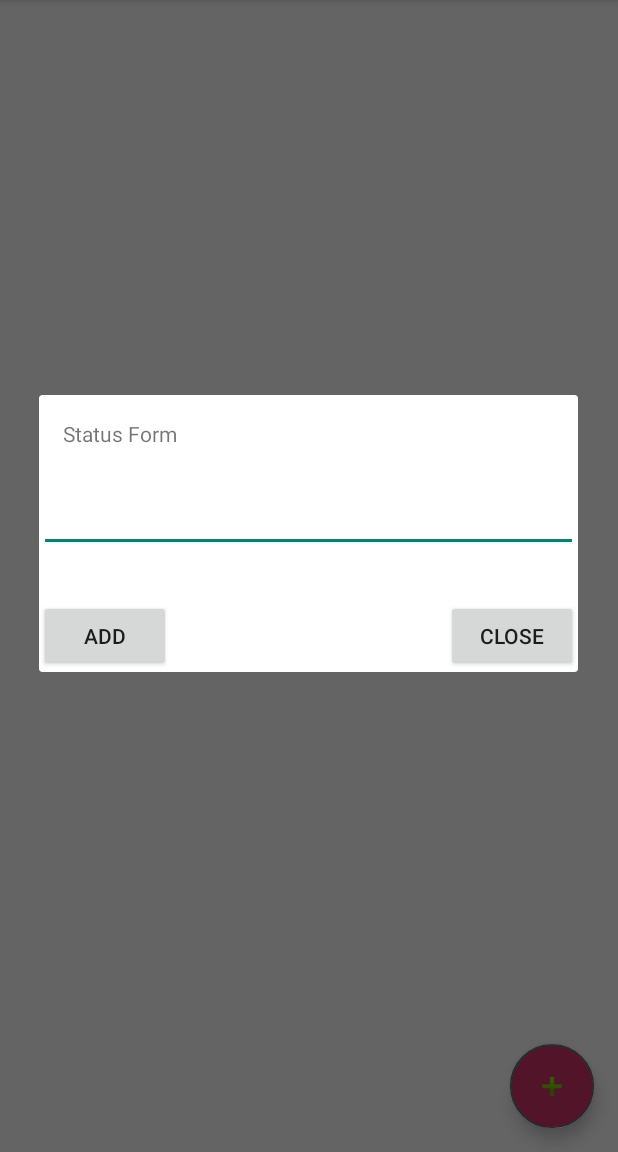
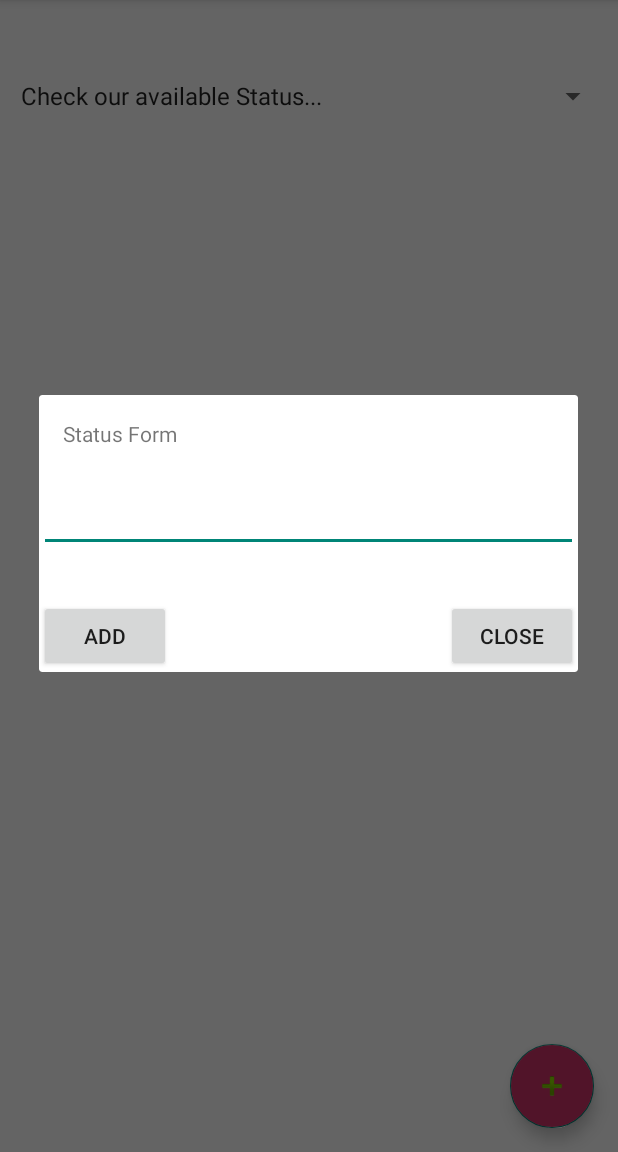
Before and after one commit to derrickvo72/Personal-Diary-App, an Android app: the fragment StatusFragment shown on its own in the app's theme, after a tap on an icon or button, on a phone screen of 412 x 824 dp, the part 84-1236 px from its top. Run offline under Robolectric (Android 15) with nearby library versions, the phone set to English and light mode, and no system bars; our stand-ins replace Room's generated code.

Commit message:
Show suggest

```diff
--- a/NoteManagementSystem/app/src/main/java/android/btth/notemanagementsystem/ui/status/StatusFragment.java
+++ b/NoteManagementSystem/app/src/main/java/android/btth/notemanagementsystem/ui/status/StatusFragment.java
@@ -16,8 +16,10 @@ import android.view.LayoutInflater;
 import android.view.MenuItem;
 import android.view.View;
 import android.view.ViewGroup;
+import android.widget.ArrayAdapter;
 import android.widget.Button;
 import android.widget.EditText;
+import android.widget.Spinner;
 import android.widget.Toast;
 
 import androidx.annotation.NonNull;
@@ -40,10 +42,11 @@ public class StatusFragment extends Fragment {
     private FloatingActionButton fbtnStatus;
     private Button btnAddStatus;
     private Button btnCloseStatus;
-    String[] sttNameDefault= {"Processing","Done","Pending"};
+    String[] sttNameDefault= {"Check our available Status...","Processing","Done","Pending"};
     public StatusDao statusDao;
     List<String> test1;
     AppDatabase appDatabase;
+    private Spinner spnSTATE;
 
     Status_Controller status_controller;
 
@@ -55,6 +58,11 @@ public class StatusFragment extends Fragment {
  */
         View root = inflater.inflate(R.layout.fragment_status, container, false);
         rcvStatus = (RecyclerView)root.findViewById(R.id.rcv_Status);
+
+        spnSTATE=  (Spinner) root.findViewById(R.id.spnStaName);
+        ArrayAdapter arrayAdapter = new ArrayAdapter(getActivity(), android.R.layout.simple_spinner_item,sttNameDefault);
+        arrayAdapter.setDropDownViewResource(android.R.layout.simple_spinner_dropdown_item);
+        spnSTATE.setAdapter(arrayAdapter);
 /**
  *  lay cac method tu DAO
  */
--- a/NoteManagementSystem/app/src/main/res/layout/fragment_status.xml
+++ b/NoteManagementSystem/app/src/main/res/layout/fragment_status.xml
@@ -6,10 +6,25 @@
     android:layout_width="match_parent"
     android:layout_height="match_parent">
 
+
+    <Spinner
+        android:id="@+id/spnStaName"
+        android:layout_width="400dp"
+        android:layout_height="wrap_content"
+        android:layout_marginTop="52dp"
+        android:layout_marginBottom="24dp"
+        android:layout_weight="1"
+        app:layout_constraintBottom_toTopOf="@+id/rcv_Status"
+        app:layout_constraintEnd_toEndOf="parent"
+        app:layout_constraintHorizontal_bias="0.498"
+        app:layout_constraintStart_toStartOf="parent"
+        app:layout_constraintTop_toTopOf="parent" />
+
     <androidx.recyclerview.widget.RecyclerView
         android:id="@+id/rcv_Status"
         android:layout_width="match_parent"
         android:layout_height="match_parent"
+        android:layout_marginTop="100dp"
         app:layout_constraintEnd_toEndOf="parent"
         app:layout_constraintStart_toStartOf="parent"
         app:layout_constraintTop_toTopOf="parent" />
```
Also changed, not shown: NoteManagementSystem/app/src/main/java/android/btth/notemanagementsystem/ui/category/CategoryFragment.java (+13 -3 lines), NoteManagementSystem/app/src/main/java/android/btth/notemanagementsystem/ui/priority/PriorityFragment.java (+10 -1 lines), NoteManagementSystem/app/src/main/res/layout/fragment_category.xml (+14 -0 lines), NoteManagementSystem/app/src/main/res/layout/fragment_priority.xml (+14 -0 lines).
